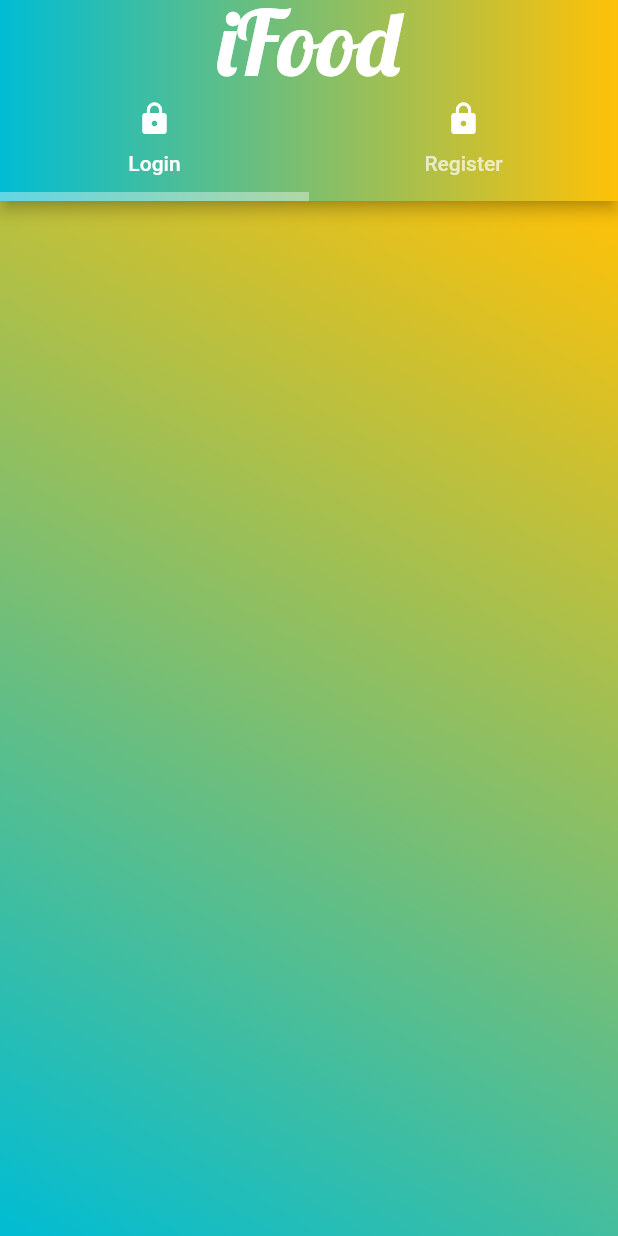
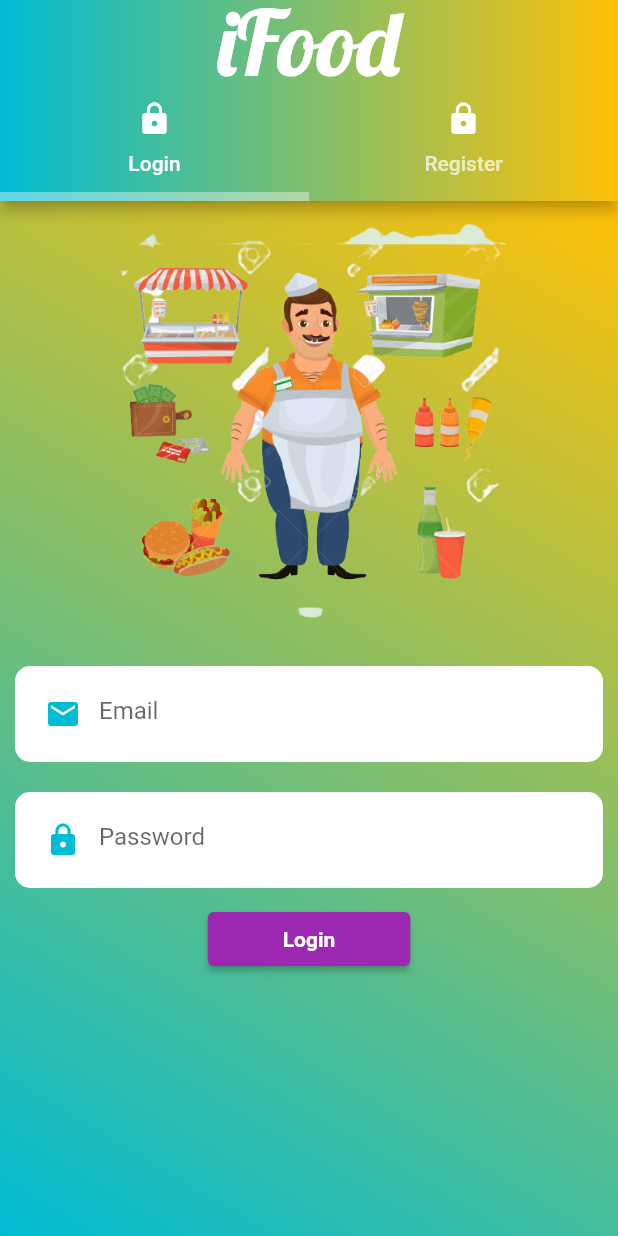
Before and after one commit to quangkhatran/sellers_app, a Flutter app: the AuthScreen screen opened directly, on a phone screen of 412 x 824 dp. Run offline on Flutter 3.47's test engine with Material 2 defaults, Android fonts, the phone set to English and light mode, and no system bars; our stand-ins replace image_picker.

Commit message:
add Login Form

```diff
--- a/lib/authentication/login.dart
+++ b/lib/authentication/login.dart
@@ -1,4 +1,6 @@
 import 'package:flutter/material.dart';
+
+import '../widgets/custom_text_field.dart';
 
 class LoginScreen extends StatefulWidget {
   const LoginScreen({Key? key}) : super(key: key);
@@ -8,8 +10,64 @@ class LoginScreen extends StatefulWidget {
 }
 
 class _LoginScreenState extends State<LoginScreen> {
+  final GlobalKey<FormState> _formKey = GlobalKey<FormState>();
+  TextEditingController emailController = TextEditingController();
+  TextEditingController passwordController = TextEditingController();
+
   @override
   Widget build(BuildContext context) {
-    return Container();
+    return SingleChildScrollView(
+      child: Column(
+        mainAxisSize: MainAxisSize.max,
+        children: [
+          Container(
+            alignment: Alignment.bottomCenter,
+            child: Padding(
+              padding: EdgeInsets.all(15),
+              child: Image.asset(
+                'images/seller.png',
+                height: 270,
+              ),
+            ),
+          ),
+          Form(
+            key: _formKey,
+            child: Column(
+              children: [
+                CustomTextField(
+                  data: Icons.email,
+                  controller: emailController,
+                  hintText: 'Email',
+                  isObscured: false,
+                ),
+                CustomTextField(
+                  data: Icons.lock,
+                  controller: passwordController,
+                  hintText: 'Password',
+                  isObscured: true,
+                ),
+              ],
+            ),
+          ),
+          ElevatedButton(
+            child: const Text(
+              'Login',
+              style: TextStyle(
+                color: Colors.white,
+                fontWeight: FontWeight.bold,
+              ),
+            ),
+            style: ElevatedButton.styleFrom(
+              primary: Colors.purple,
+              padding: EdgeInsets.symmetric(horizontal: 50, vertical: 10),
+            ),
+            onPressed: () => print('clicked'),
+          ),
+          const SizedBox(
+            height: 30,
+          ),
+        ],
+      ),
+    );
   }
 }
--- a/lib/authentication/register.dart
+++ b/lib/authentication/register.dart
@@ -123,8 +123,10 @@ class _RegisterScreenState extends State<RegisterScreen> {
           ElevatedButton(
             child: const Text(
               'Sign Up',
-              style:
-                  TextStyle(color: Colors.white, fontWeight: FontWeight.bold),
+              style: TextStyle(
+                color: Colors.white,
+                fontWeight: FontWeight.bold,
+              ),
             ),
             style: ElevatedButton.styleFrom(
               primary: Colors.purple,
```
